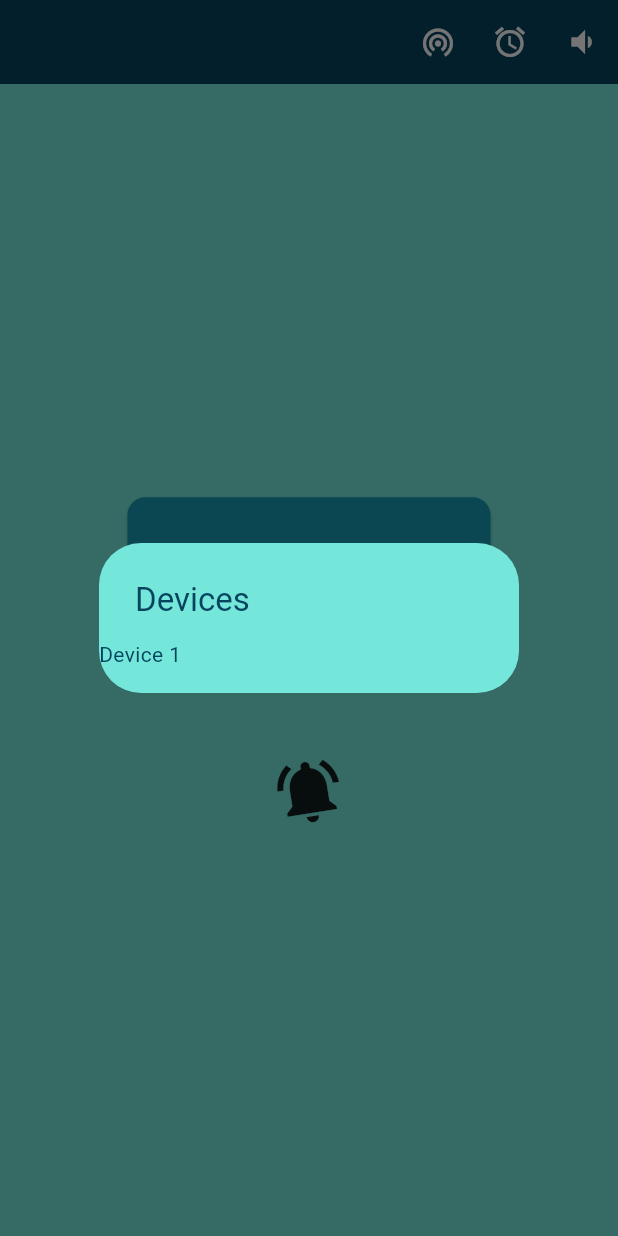
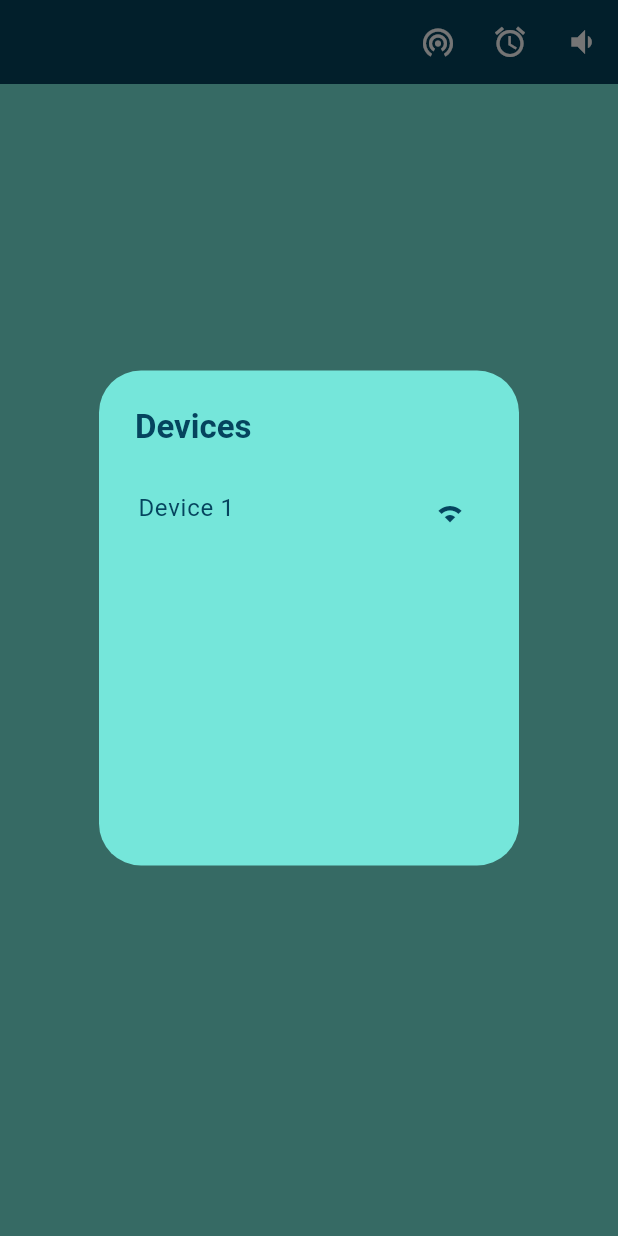
Before and after one commit to silverRnk/wake_people_app, a Flutter app: the screen it shows after launch, after a tap on "On", after a tap on the "portable wifi off" icon, on a phone screen of 412 x 824 dp. Run offline on Flutter 3.47's test engine with Material 3 defaults, Android fonts, the phone set to English and light mode, and no system bars.

Commit message:
Device Dialog

```diff
--- a/lib/main.dart
+++ b/lib/main.dart
@@ -136,9 +136,21 @@ class _MyHomePageState extends State<MyHomePage> with SingleTickerProviderStateM
     return showDialog(context: context,
     builder: (context) {
       return SimpleDialog(
-        title: Text("Devices"),
+        title: Text("Devices", style: const TextStyle(fontWeight: FontWeight.bold),),
         children: [
-          Text("Device 1")
+          Container(
+            width: 150,
+            height: 250,
+            padding: EdgeInsets.symmetric(horizontal: 10),
+            child: ListView(
+              children: [
+                ListTile(onTap: () {},
+                 title: Text("Device 1"),
+                 trailing: Icon(Icons.wifi_2_bar),
+                )
+              ],
+            )
+          )
         ],
       );
     },);
```
